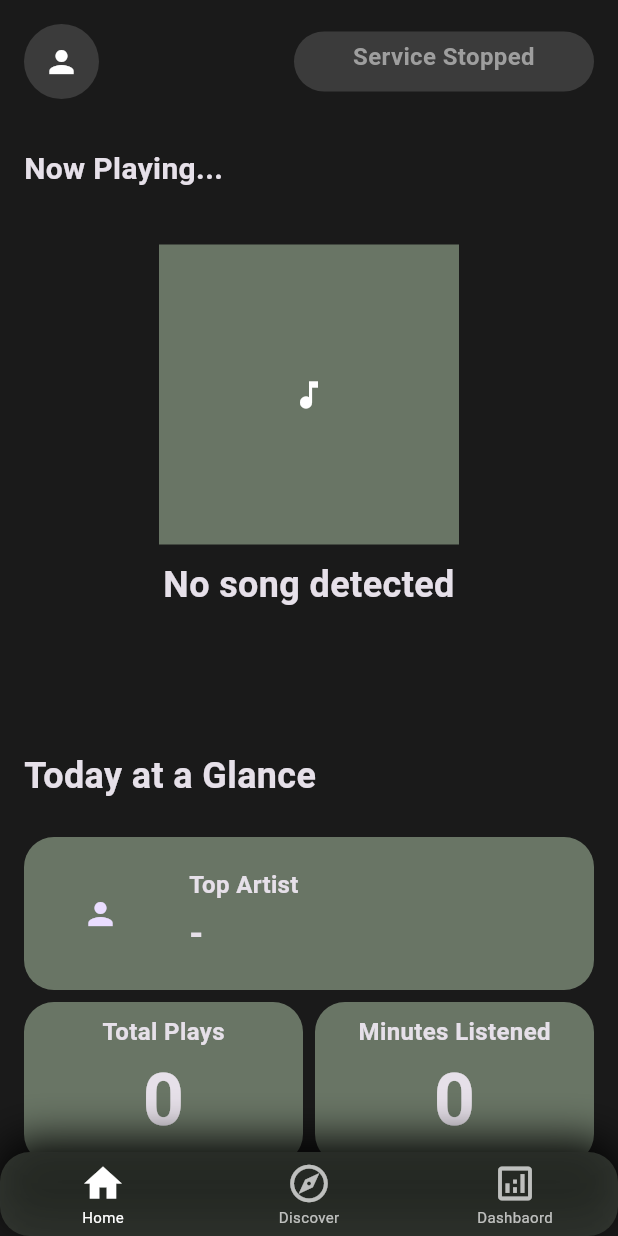
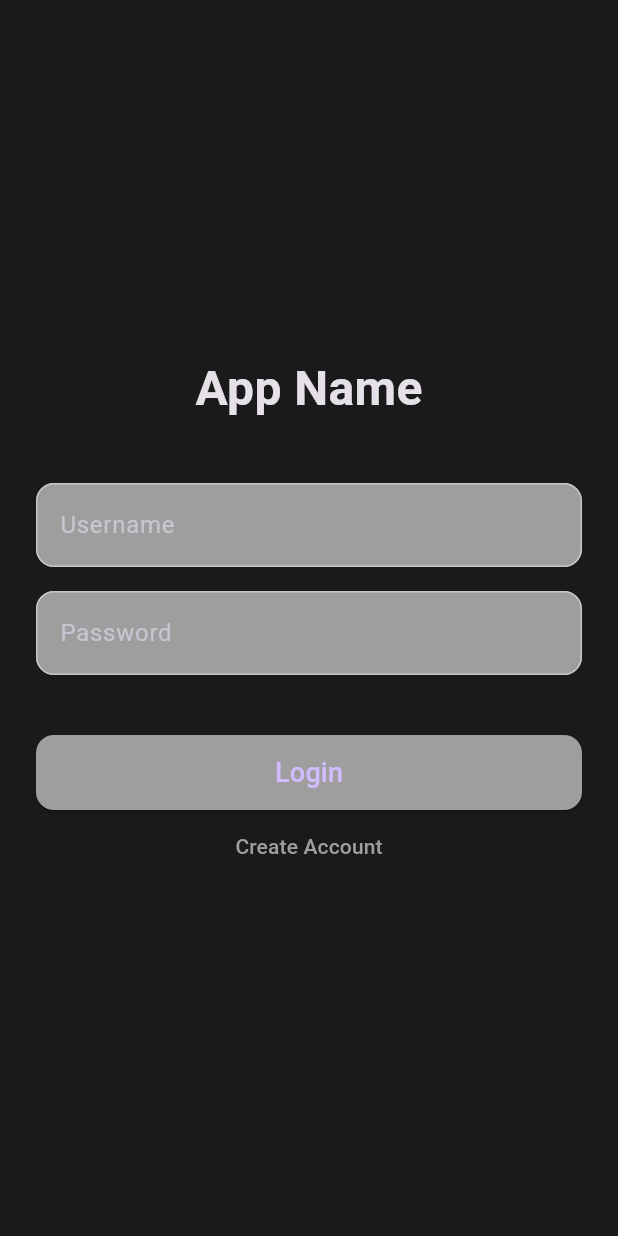
Before and after one commit to mariaR5/music-dashboard, a Flutter app: the screen it shows after launch, on a phone screen of 412 x 824 dp. Run offline on Flutter 3.47's test engine with Material 3 defaults, Android fonts, the phone set to English and light mode, and no system bars; our stand-ins replace flutter_dotenv, flutter_secure_storage; missing offline and left inert: flutter_notification_listener.

Commit message:
Implement basic login page with JWT handling

```diff
--- a/lib/main.dart
+++ b/lib/main.dart
@@ -9,6 +9,7 @@ import 'package:flutter_dotenv/flutter_dotenv.dart';
 import 'package:flutter_notification_listener/flutter_notification_listener.dart';
 import 'package:scrobbler/pages/dashboard_page.dart';
 import 'package:scrobbler/pages/home_page.dart';
+import 'package:scrobbler/pages/login_page.dart';
 import 'package:scrobbler/pages/recommendation_page.dart';
 import 'package:scrobbler/services/auth_service.dart';
 import 'package:scrobbler/widgets/custom_navbar.dart';
@@ -130,12 +131,15 @@ Future<void> main() async {
   WidgetsFlutterBinding.ensureInitialized();
   await dotenv.load(fileName: ".env");
 
+  final token = await AuthService.getToken();
+  final isLoggedIn = token != null;
+
   runApp(
     MaterialApp(
       theme: ThemeData.dark().copyWith(
         scaffoldBackgroundColor: const Color(0xFF1A1A1A),
       ),
-      home: ScrobblerHome(),
+      home: isLoggedIn ? const ScrobblerHome() : const LoginPage(),
     ),
   );
 }
--- /dev/null
+++ b/lib/pages/login_page.dart
@@ -0,0 +1,137 @@
+import 'dart:convert';
+
+import 'package:flutter/material.dart';
+import 'package:flutter_dotenv/flutter_dotenv.dart';
+import 'package:http/http.dart' as http;
+import 'package:scrobbler/main.dart';
+import 'package:scrobbler/services/auth_service.dart';
+
+class LoginPage extends StatefulWidget {
+  const LoginPage({super.key});
+
+  @override
+  State<LoginPage> createState() => _LoginPageState();
+}
+
+class _LoginPageState extends State<LoginPage> {
+  final TextEditingController _usernameController = TextEditingController();
+  final TextEditingController _passwordController = TextEditingController();
+  bool _isLoading = false;
+  String? _errorMessage;
+
+  Future<void> _login() async {
+    setState(() {
+      _isLoading = true;
+      _errorMessage = null;
+    });
+
+    final String baseUrl = dotenv.env['API_BASE_URL']!;
+
+    try {
+      final response = await http.post(
+        Uri.parse('$baseUrl/token'),
+        headers: {'Content-type': 'application/x-www-form-urlencoded'},
+        body: {
+          'username': _usernameController.text,
+          'password': _passwordController.text,
+        },
+      );
+
+      if (response.statusCode == 200) {
+        final data = jsonDecode(response.body);
+        final token = data['access_token'];
+
+        await AuthService.setToken(token);
+
+        if (mounted) {
+          Navigator.pushReplacement(
+            context,
+            MaterialPageRoute(builder: (context) => ScrobblerHome()),
+          );
+        }
+      } else {
+        setState(() {
+          _errorMessage = 'Invalid username or password';
+        });
+      }
+    } catch (e) {
+      setState(() {
+        _errorMessage = 'Connection error: $e';
+      });
+    } finally {
+      setState(() {
+        _isLoading = false;
+      });
+    }
+  }
+
+  @override
+  Widget build(BuildContext context) {
+    return Scaffold(
+      body: Padding(
+        padding: const EdgeInsets.all(24),
+        child: Column(
+          mainAxisAlignment: MainAxisAlignment.center,
+          children: [
+            const Text(
+              'App Name',
+              style: TextStyle(fontSize: 32, fontWeight: FontWeight.bold),
+            ),
+            const SizedBox(height: 40),
+            TextField(
+              controller: _usernameController,
+              decoration: InputDecoration(
+                labelText: "Username",
+                filled: true,
+                fillColor: Colors.grey,
+                border: OutlineInputBorder(
+                  borderRadius: BorderRadius.circular(12),
+                ),
+              ),
+            ),
+            const SizedBox(height: 16),
+            TextField(
+              controller: _passwordController,
+              obscureText: true,
+              decoration: InputDecoration(
+                labelText: "Password",
+                filled: true,
+                fillColor: Colors.grey,
+                border: OutlineInputBorder(
+                  borderRadius: BorderRadius.circular(12),
+                ),
+              ),
+            ),
+            const SizedBox(height: 24),
+            if (_errorMessage != null)
+              Text(_errorMessage!, style: const TextStyle(color: Colors.red)),
+            const SizedBox(height: 16),
+            SizedBox(
+              width: double.infinity,
+              height: 50,
+              child: ElevatedButton(
+                onPressed: _isLoading ? null : _login,
+                style: ElevatedButton.styleFrom(
+                  backgroundColor: Colors.grey,
+                  shape: RoundedRectangleBorder(
+                    borderRadius: BorderRadiusGeometry.circular(12),
+                  ),
+                ),
+                child: _isLoading
+                    ? const CircularProgressIndicator()
+                    : const Text('Login', style: TextStyle(fontSize: 18)),
+              ),
+            ),
+            TextButton(
+              onPressed: () {},
+              child: const Text(
+                'Create Account',
+                style: TextStyle(color: Colors.grey),
+              ),
+            ),
+          ],
+        ),
+      ),
+    );
+  }
+}
```
Also changed, not shown: 3 other files.
